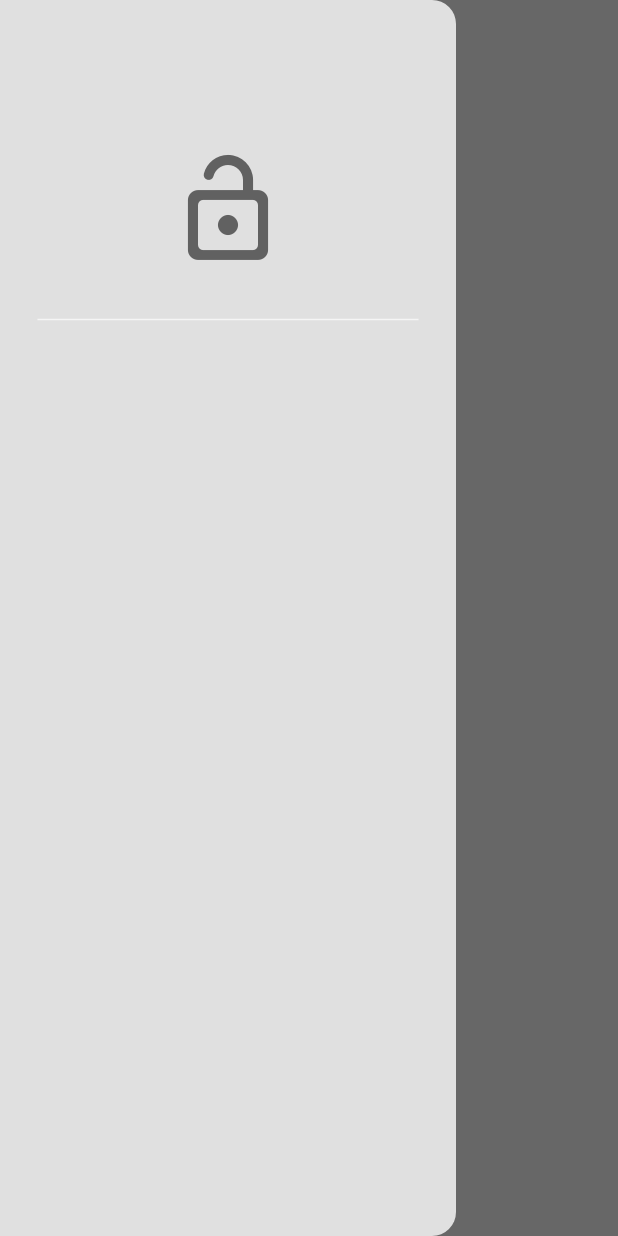
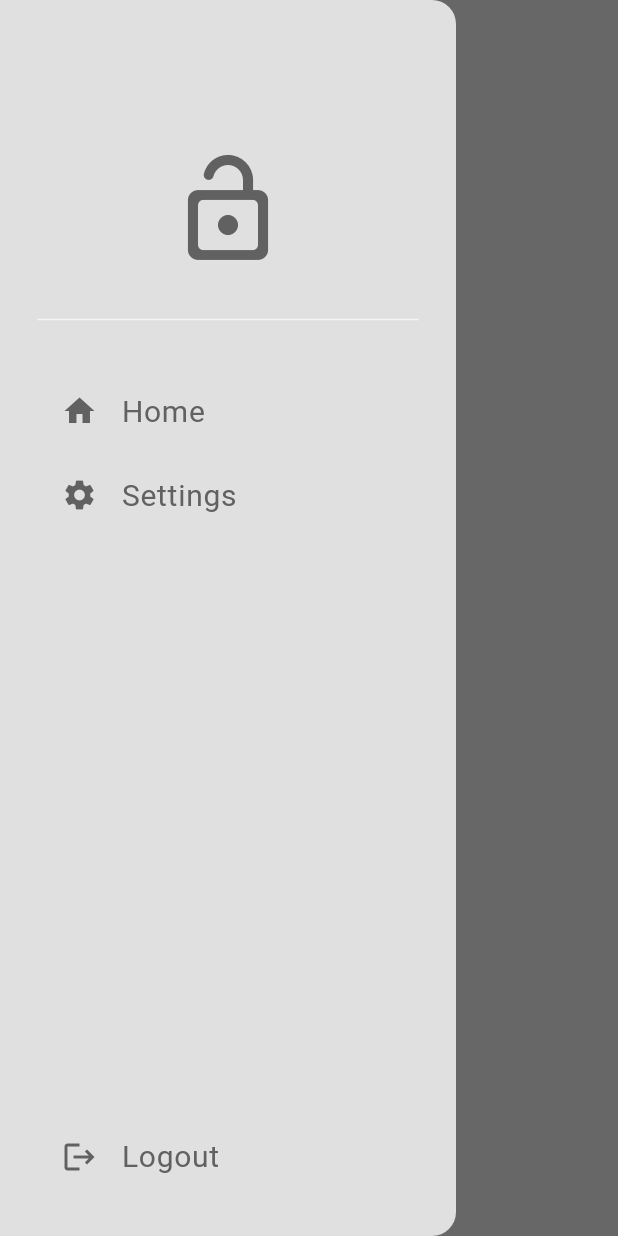
Before and after one commit to MohamedAlbahaey/food_delivery_app, a Flutter app: the HomePage screen opened directly, with the side drawer open, on a phone screen of 412 x 824 dp. Run offline on Flutter 3.47's test engine with Material 3 defaults, Android fonts, the phone set to English and light mode, and no system bars.

Commit message:
feat: added the drawer list tiles

```diff
--- a/lib/components/my_drawer.dart
+++ b/lib/components/my_drawer.dart
@@ -1,4 +1,5 @@
 import 'package:flutter/material.dart';
+import 'package:food_delivery_app/components/my_drawer_tile.dart';
 
 class MyDrawer extends StatelessWidget {
   const MyDrawer({super.key});
@@ -24,12 +25,25 @@ class MyDrawer extends StatelessWidget {
             child: Divider(
               color: Theme.of(context).colorScheme.secondary,
             ),
-          )
+          ),
+
           //home list tile
+          MyDrawerTile(text: "Home", icon: Icons.home, onTap: () {
+            Navigator.pop(context);
+          }),
 
           //settings list tile
+          MyDrawerTile(text: "Settings", icon: Icons.settings, onTap: () {
+            Navigator.pop(context);
+          }),
+
+          Spacer(),
 
           //logout list tile
+          MyDrawerTile(text: "Logout", icon: Icons.logout, onTap: () {}),
+
+          const SizedBox(height: 25),
+
         ],
       ),
     );
--- /dev/null
+++ b/lib/components/my_drawer_tile.dart
@@ -0,0 +1,33 @@
+import 'package:flutter/material.dart';
+
+class MyDrawerTile extends StatelessWidget {
+
+  final String text;
+  final IconData? icon;
+  final void Function()? onTap;
+
+  const MyDrawerTile({
+    super.key,
+    required this.text,
+    this.icon,
+    this.onTap,
+  });
+
+  @override
+  Widget build(BuildContext context) {
+    return Padding(
+      padding: const EdgeInsets.only(left: 25.0),
+      child: ListTile(
+        title: Text(
+          text,
+          style: TextStyle(
+            color: Theme.of(context).colorScheme.inversePrimary,
+            fontSize: 20,
+          ),
+        ),
+        leading: Icon(icon, color: Theme.of(context).colorScheme.inversePrimary),
+        onTap: onTap,
+      ),
+    );
+  }
+}
```
